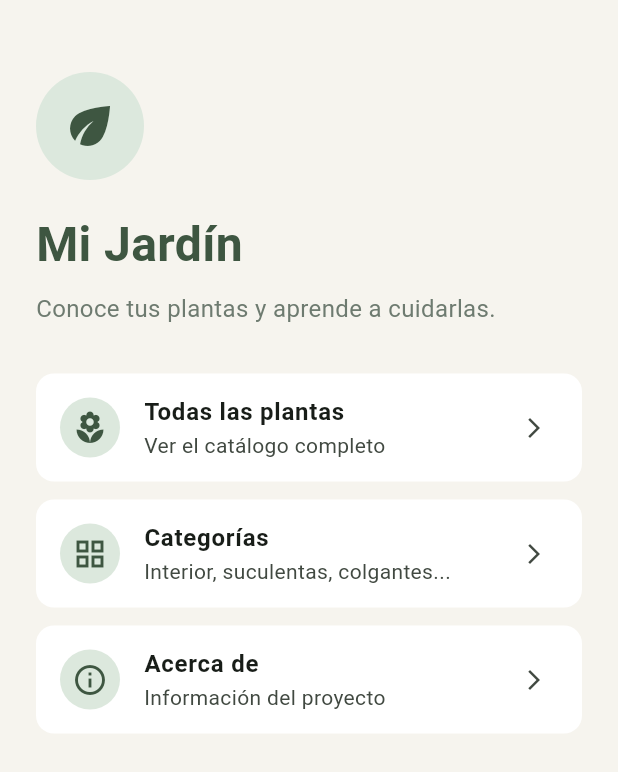
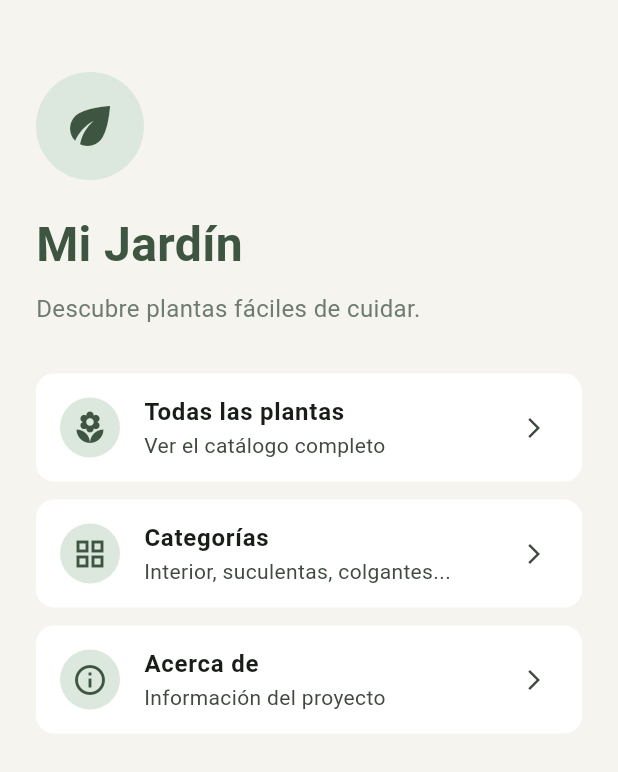
Before and after one commit to Yare-mon/plantas_app, a Flutter app: the screen it shows after launch, on a phone screen of 412 x 824 dp. Shown: the top 772 px of the screen. Run offline on Flutter 3.47's test engine with Material 3 defaults, Android fonts, the phone set to English and light mode, and no system bars.

Commit message:
Conflicto 4: cambia texto de bienvenida (version B)

```diff
--- a/lib/presentation/screens/inicio_screen.dart
+++ b/lib/presentation/screens/inicio_screen.dart
@@ -36,7 +36,7 @@ class InicioScreen extends StatelessWidget {
               ),
               const SizedBox(height: 8),
               const Text(
-                'Conoce tus plantas y aprende a cuidarlas.',
+                'Descubre plantas fáciles de cuidar.',
                 style: TextStyle(fontSize: 16, color: AppColors.textoSuave),
               ),
               const SizedBox(height: 32),
```
